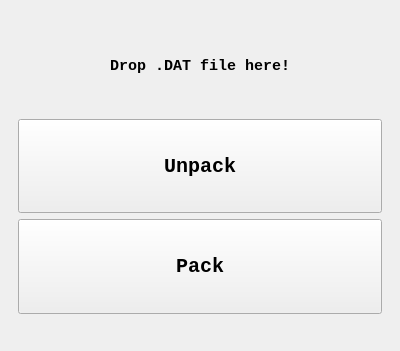
SaltySasha/MC3dit, file mainwindow.ui: the form before one commit.
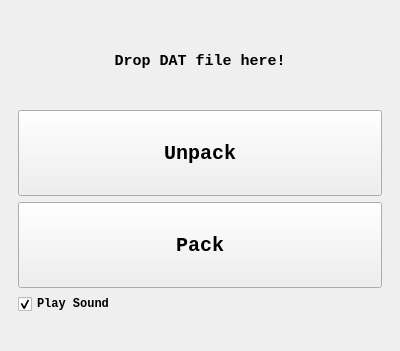
The form after the commit.

Patch:
```diff
--- a/mainwindow.ui
+++ b/mainwindow.ui
@@ -66,7 +66,7 @@
              </font>
             </property>
             <property name="text">
-             <string>Drop .DAT file here!</string>
+             <string>Drop DAT file here!</string>
             </property>
             <property name="alignment">
              <set>Qt::AlignmentFlag::AlignCenter</set>
@@ -131,6 +131,22 @@
          </property>
         </widget>
        </item>
+       <item>
+        <widget class="QCheckBox" name="SoundCheckBox">
+         <property name="font">
+          <font>
+           <family>Courier New</family>
+           <bold>true</bold>
+          </font>
+         </property>
+         <property name="text">
+          <string>Play Sound</string>
+         </property>
+         <property name="checked">
+          <bool>true</bool>
+         </property>
+        </widget>
+       </item>
       </layout>
      </widget>
     </item>
```
